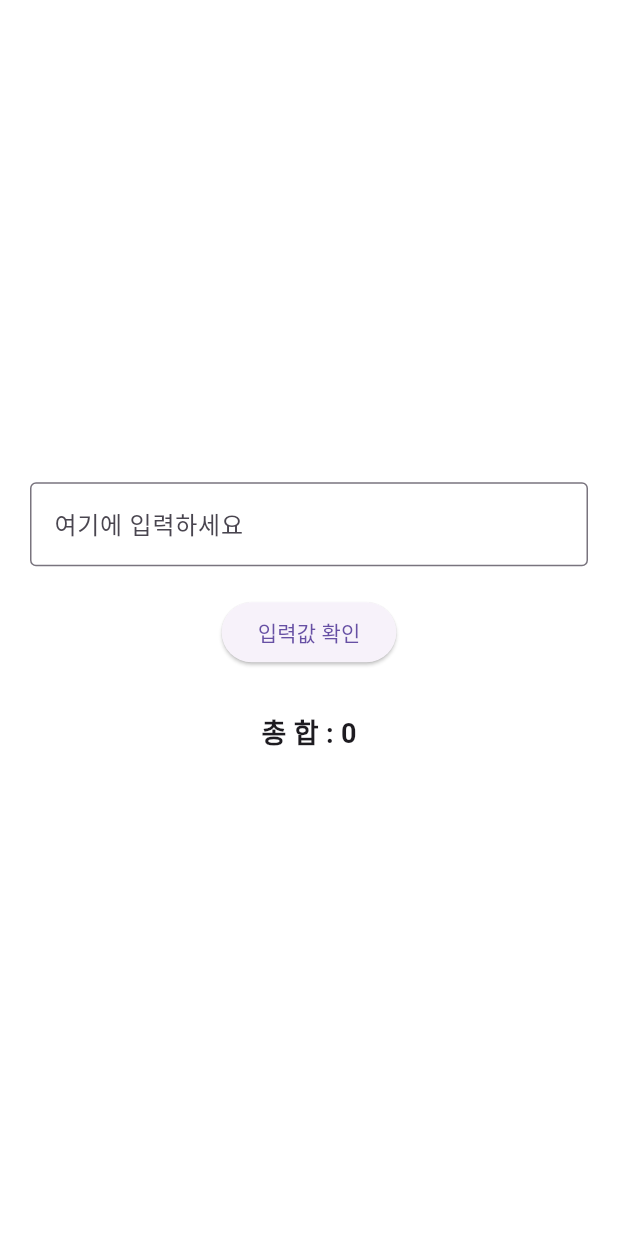
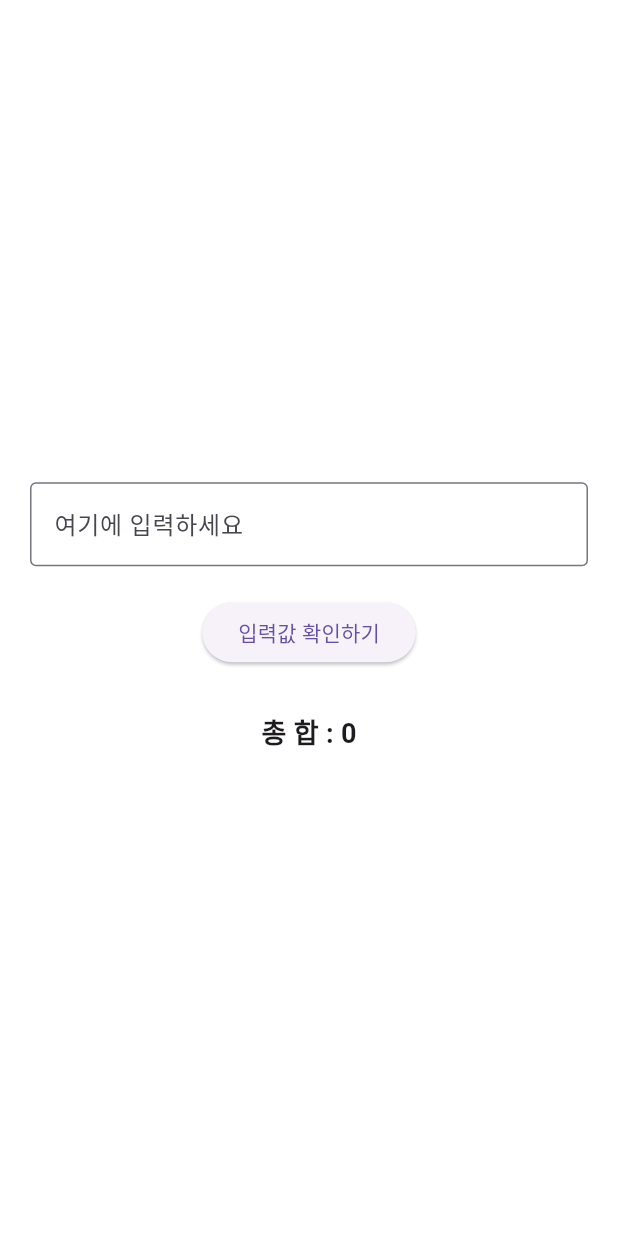
Before and after one commit to leehyunmin12/flutter-example, a Flutter app: the screen it shows after launch, on a phone screen of 412 x 824 dp. Run offline on Flutter 3.47's test engine with Material 3 defaults, Android fonts, the light colour scheme and no system bars.

```diff
--- a/lib/main.dart
+++ b/lib/main.dart
@@ -48,7 +48,7 @@ class _MyAppState extends State<MyApp> {
                 const SizedBox(height: 20),
                 ElevatedButton(
                   onPressed: showInput,
-                  child: const Text('입력값 확인'),
+                  child: const Text('입력값 확인하기'),
                 ),
                 const SizedBox(height: 30),
                 Text(
```
